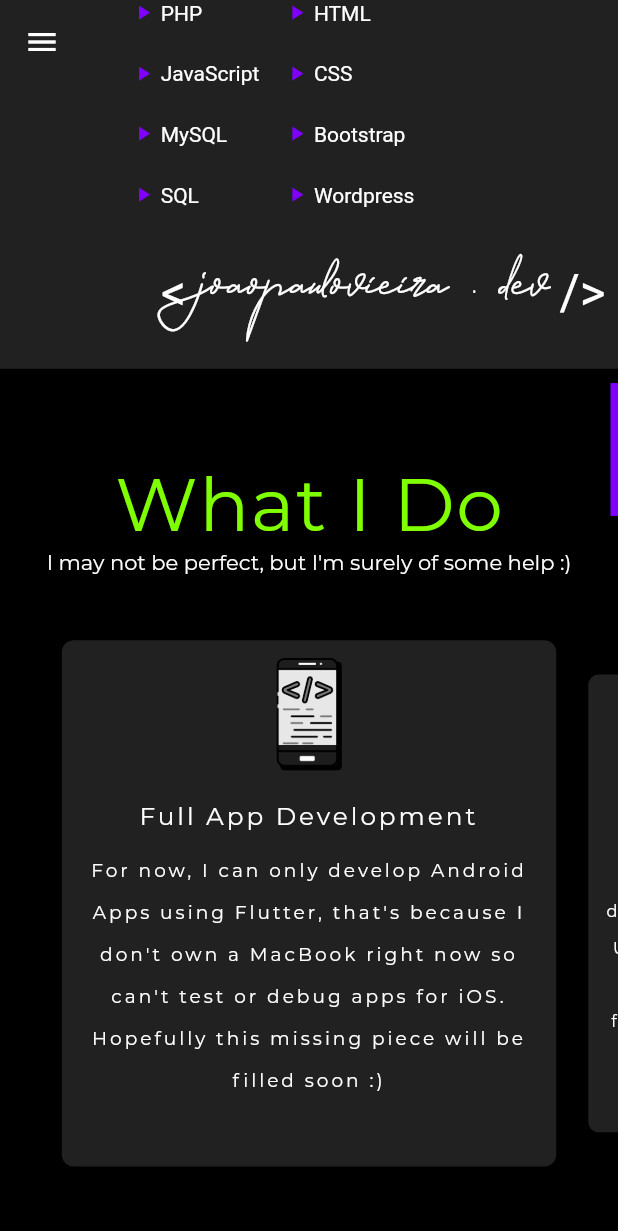
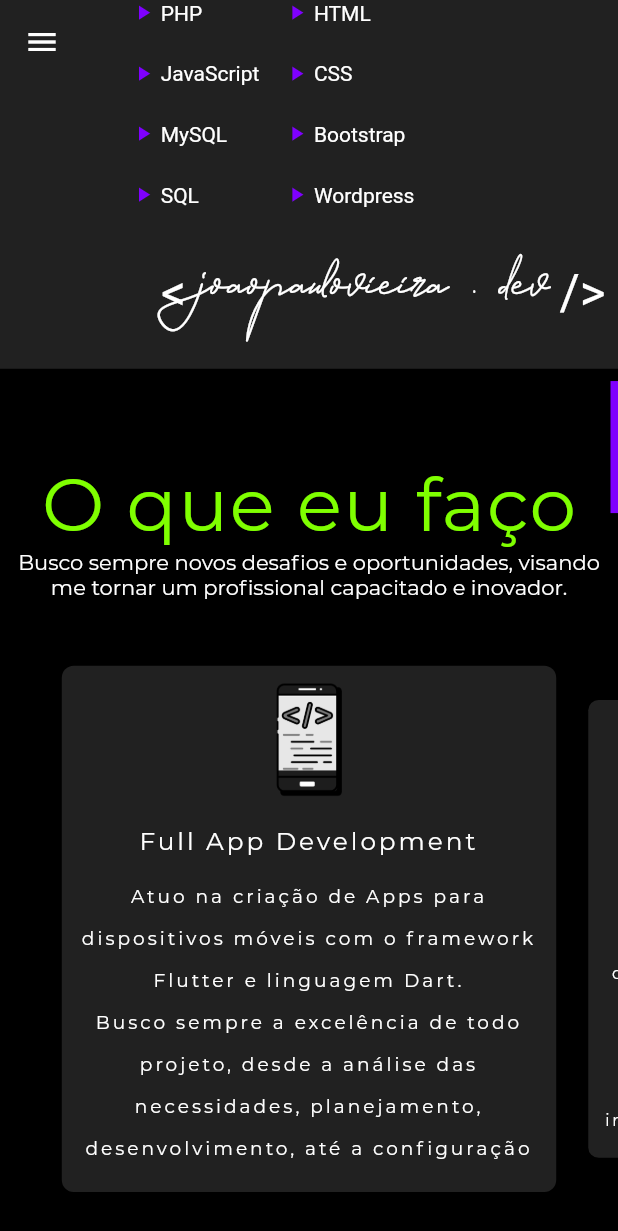
Before and after one commit to joaopaulovieira-dev/portfolio, a Flutter app: the screen it shows after launch, scrolled down 1728 dp, on a phone screen of 412 x 824 dp. Shown: the top 1231 px of the screen. Run offline on Flutter 3.47's test engine with Material 2 defaults, Android fonts, the phone set to English and light mode, and no system bars; drawn by our look-alikes of carousel_slider, scrollable_positioned_list; our stand-ins replace animated_text_kit, google_fonts, responsive_builder; missing offline and left inert: universal_html; network calls fail.

Commit message:
Finalizado - O Que Eu Faço

```diff
--- a/lib/constants.dart
+++ b/lib/constants.dart
@@ -43,12 +43,12 @@ final kCommunityLogo = [
 ];
 
 final kCommunityLinks = [
-  "https://www.comsats.edu.pk/",
-  "https://web.facebook.com/FlutterIslamabadPakistan/",
-  "https://web.facebook.com/FlutterIslamabadPakistan/",
-  "https://www.comsats.edu.pk/",
-  "https://www.comsats.edu.pk/",
-  "https://web.facebook.com/FlutterIslamabadPakistan/"
+  "https://flutter.dev/",
+  "https://dart.dev/",
+  "https://firebase.google.com/",
+  "https://www.android.com/",
+  "https://www.apple.com/br/ios",
+  "https://github.com/"
 ];
 
 // Tools & Tech
@@ -83,27 +83,21 @@ final kServicesIcons = [
 
 final kServicesTitles = [
   "Full App Development",
-  "UI/UX Designing",
-  "Rapid Prototyping",
-  "Technical Blog Writing",
-  "Open Source - GitHub",
+  "UI/UX Designer",
+  "Prototipagem Rápida",
+  "Evoluindo Com o Aprendizado",
+  "Programando o Mundo",
 ];
 
 final kServicesDescriptions = [
-  "For now, I can only develop Android Apps using Flutter, that's because I don't own a MacBook right now so can't test or debug apps for iOS. Hopefully this missing piece will be filled soon :)",
-  "Although I'm mainly a flutter developer but I do care about the UI/UX for my client. Hence, I also do UI designing for applications. So, feel free to ask me for getting you UI/UX for your apps",
-  "Having a startup idea? Or maybe just want a prototype for your clients? With Flutter I can get you basic version of your app in no time and you are good to go for your project in future.",
-  "I have been writing technical blogs on Medium for over a year now. So, I can get you technical blogs with awesome header images, interesting topics and SEO friendly.\nCheck out my Medium profile @mhamzadev",
-  "Working as open source contributor on GitHub with 200+ stars and numerous forks on various projects liked and shared by other developers.\nCheck out my GitHub Profile @m-hamzashakeel",
+  "Atuo na criação de Apps para dispositivos móveis com o framework Flutter e linguagem Dart. \nBusco sempre a excelência de todo projeto, desde a análise das necessidades, planejamento, desenvolvimento, até a configuração e finalização.",
+  "Embora eu seja principalmente um Desenvolvedor Mobile, na hora do desenvolvimento do App sempre me importo com a UI/UX, para que o usuário possa usufruir da melhor forma possível seu App. Sei o quão importante é uma boa experiencia de usuário.",
+  "Está tendo uma ideia de App? Ou talvez apenas queira um protótipo? Com o Flutter, posso obter a versão básica do seu aplicativo a tempo e logo você estará pronto para iniciar seu projeto.",
+  "O mundo da tecnologia não para de evoluir, todos os dias novas aplicações e ferramentas são criadas. Com isso através do aprendizado constante e diário busco sempre me desenvolver para me tornar um profissional de excelência, capacitado e inovador.",
+  "Com a programação, posso fazer do uso de novas tecnologias para criar algo e me expressar plenamente. Steve Jobs um dia disse a seguinte frase “Todas as pessoas do mundo deveriam aprender a programar um computador, porque isso nos ensina a pensar”.",
 ];
 
-final kServicesLinks = [
-  "https://www.fiverr.com/hamza6shakeel/be-your-mobile-app-developer-via-flutter",
-  "https://www.fiverr.com/hamza6shakeel/get-you-modern-ui-design-using-adobe-xd",
-  "https://www.fiverr.com/hamza6shakeel/be-your-mobile-app-developer-via-flutter",
-  "https://mhamzadev.medium.com",
-  "https://github.com/m-hamzashakeel"
-];
+final kServicesLinks = ["#", "#", "#", "#", "#"];
 
 // projects
 final kProjectsBanner = [
--- a/lib/sections/services/servicesDesktop.dart
+++ b/lib/sections/services/servicesDesktop.dart
@@ -16,7 +16,7 @@ class ServiceDesktop extends StatelessWidget {
       child: Column(
         children: [
           Text(
-            "\nWhat I Do",
+            "\nO que eu faço",
             style: GoogleFonts.montserrat(
               fontSize: height * 0.06,
               fontWeight: FontWeight.w100,
@@ -25,7 +25,7 @@ class ServiceDesktop extends StatelessWidget {
             ),
           ),
           Text(
-            "I may not be perfect, but I'm surely of some help :)\n\n",
+            "Busco sempre novos desafios e oportunidades, visando me tornar um profissional capacitado e inovador. \n\n",
             style: GoogleFonts.montserrat(fontWeight: FontWeight.w200),
           ),
           Column(
--- a/lib/sections/services/servicesMobile.dart
+++ b/lib/sections/services/servicesMobile.dart
@@ -13,7 +13,7 @@ class ServiceMobile extends StatelessWidget {
       child: Column(
         children: [
           Text(
-            "\nWhat I Do",
+            "\nO que eu faço",
             style: GoogleFonts.montserrat(
               fontSize: height * 0.06,
               fontWeight: FontWeight.w100,
@@ -22,7 +22,7 @@ class ServiceMobile extends StatelessWidget {
             ),
           ),
           Text(
-            "I may not be perfect, but I'm surely of some help :)\n\n",
+            "Busco sempre novos desafios e oportunidades, visando me tornar um profissional capacitado e inovador. \n\n",
             textAlign: TextAlign.center,
             style: GoogleFonts.montserrat(fontWeight: FontWeight.w200),
           ),
```
